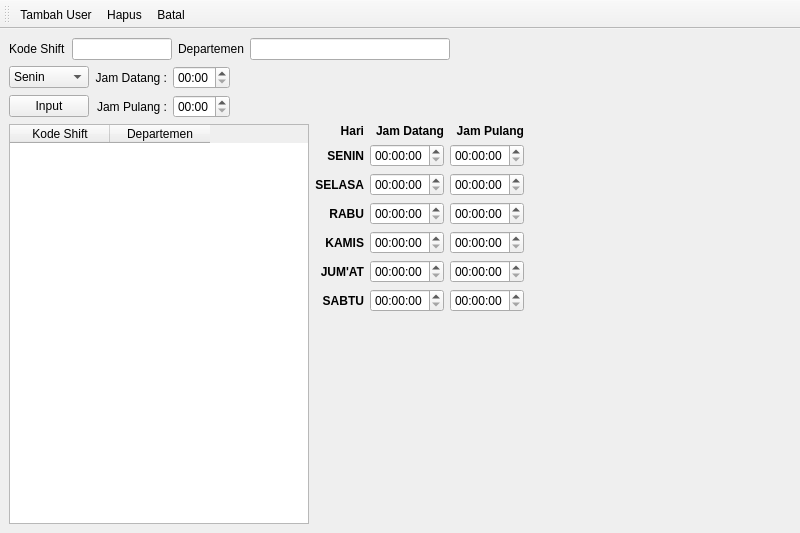
Above: raw_ui/menuShift.ui from candragati/absensi before the change. Below: the same form after it.
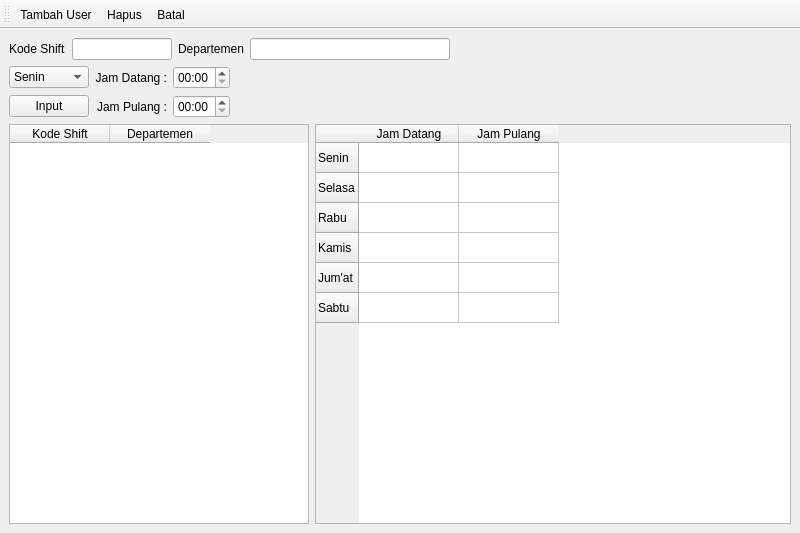
That is the form after the change. Icons and pictures are not drawn.

Commit message: gak jadi ganti ui

Patch:
```diff
--- a/raw_ui/menuShift.ui
+++ b/raw_ui/menuShift.ui
@@ -52,7 +52,7 @@
         </column>
        </widget>
       </item>
-      <item row="0" column="0" colspan="2">
+      <item row="0" column="0" colspan="3">
        <layout class="QGridLayout" name="gridLayout_3">
         <item row="0" column="0">
          <widget class="QLabel" name="label_2">
@@ -201,215 +201,49 @@
         </item>
        </layout>
       </item>
-      <item row="3" column="1">
-       <layout class="QGridLayout" name="gridLayout_5">
-        <item row="1" column="1">
-         <widget class="QTimeEdit" name="timeEdit"/>
-        </item>
-        <item row="2" column="2">
-         <widget class="QTimeEdit" name="timeEdit_8"/>
-        </item>
-        <item row="6" column="1">
-         <widget class="QTimeEdit" name="timeEdit_7"/>
-        </item>
-        <item row="1" column="2">
-         <widget class="QTimeEdit" name="timeEdit_2"/>
-        </item>
-        <item row="6" column="2">
-         <widget class="QTimeEdit" name="timeEdit_12"/>
-        </item>
-        <item row="5" column="1">
-         <widget class="QTimeEdit" name="timeEdit_6"/>
-        </item>
-        <item row="4" column="1">
-         <widget class="QTimeEdit" name="timeEdit_5"/>
-        </item>
-        <item row="5" column="2">
-         <widget class="QTimeEdit" name="timeEdit_11"/>
-        </item>
-        <item row="3" column="2">
-         <widget class="QTimeEdit" name="timeEdit_9"/>
-        </item>
-        <item row="4" column="2">
-         <widget class="QTimeEdit" name="timeEdit_10"/>
-        </item>
-        <item row="3" column="1">
-         <widget class="QTimeEdit" name="timeEdit_4"/>
-        </item>
-        <item row="2" column="1">
-         <widget class="QTimeEdit" name="timeEdit_3"/>
-        </item>
-        <item row="7" column="0">
-         <spacer name="verticalSpacer">
-          <property name="orientation">
-           <enum>Qt::Vertical</enum>
-          </property>
-          <property name="sizeHint" stdset="0">
-           <size>
-            <width>20</width>
-            <height>40</height>
-           </size>
-          </property>
-         </spacer>
-        </item>
-        <item row="0" column="1">
-         <widget class="QLabel" name="label_6">
-          <property name="font">
-           <font>
-            <weight>75</weight>
-            <bold>true</bold>
-           </font>
-          </property>
-          <property name="text">
-           <string>Jam Datang</string>
-          </property>
-          <property name="alignment">
-           <set>Qt::AlignRight|Qt::AlignTrailing|Qt::AlignVCenter</set>
-          </property>
-         </widget>
-        </item>
-        <item row="0" column="0">
-         <widget class="QLabel" name="label_5">
-          <property name="font">
-           <font>
-            <weight>75</weight>
-            <bold>true</bold>
-           </font>
-          </property>
-          <property name="text">
-           <string>Hari</string>
-          </property>
-          <property name="alignment">
-           <set>Qt::AlignRight|Qt::AlignTrailing|Qt::AlignVCenter</set>
-          </property>
-         </widget>
-        </item>
-        <item row="0" column="2">
-         <widget class="QLabel" name="label_7">
-          <property name="font">
-           <font>
-            <weight>75</weight>
-            <bold>true</bold>
-           </font>
-          </property>
-          <property name="text">
-           <string>Jam Pulang</string>
-          </property>
-          <property name="alignment">
-           <set>Qt::AlignRight|Qt::AlignTrailing|Qt::AlignVCenter</set>
-          </property>
-         </widget>
-        </item>
-        <item row="1" column="0">
-         <widget class="QLabel" name="label_8">
-          <property name="font">
-           <font>
-            <weight>75</weight>
-            <bold>true</bold>
-           </font>
-          </property>
-          <property name="text">
-           <string>SENIN</string>
-          </property>
-          <property name="alignment">
-           <set>Qt::AlignRight|Qt::AlignTrailing|Qt::AlignVCenter</set>
-          </property>
-         </widget>
-        </item>
-        <item row="2" column="0">
-         <widget class="QLabel" name="label_9">
-          <property name="font">
-           <font>
-            <weight>75</weight>
-            <bold>true</bold>
-           </font>
-          </property>
-          <property name="text">
-           <string>SELASA</string>
-          </property>
-          <property name="alignment">
-           <set>Qt::AlignRight|Qt::AlignTrailing|Qt::AlignVCenter</set>
-          </property>
-         </widget>
-        </item>
-        <item row="3" column="0">
-         <widget class="QLabel" name="label_10">
-          <property name="font">
-           <font>
-            <weight>75</weight>
-            <bold>true</bold>
-           </font>
-          </property>
-          <property name="text">
-           <string>RABU</string>
-          </property>
-          <property name="alignment">
-           <set>Qt::AlignRight|Qt::AlignTrailing|Qt::AlignVCenter</set>
-          </property>
-         </widget>
-        </item>
-        <item row="4" column="0">
-         <widget class="QLabel" name="label_11">
-          <property name="font">
-           <font>
-            <weight>75</weight>
-            <bold>true</bold>
-           </font>
-          </property>
-          <property name="text">
-           <string>KAMIS</string>
-          </property>
-          <property name="alignment">
-           <set>Qt::AlignRight|Qt::AlignTrailing|Qt::AlignVCenter</set>
-          </property>
-         </widget>
-        </item>
-        <item row="5" column="0">
-         <widget class="QLabel" name="label_12">
-          <property name="font">
-           <font>
-            <weight>75</weight>
-            <bold>true</bold>
-           </font>
-          </property>
-          <property name="text">
-           <string>JUM'AT</string>
-          </property>
-          <property name="alignment">
-           <set>Qt::AlignRight|Qt::AlignTrailing|Qt::AlignVCenter</set>
-          </property>
-         </widget>
-        </item>
-        <item row="6" column="0">
-         <widget class="QLabel" name="label_13">
-          <property name="font">
-           <font>
-            <weight>75</weight>
-            <bold>true</bold>
-           </font>
-          </property>
-          <property name="text">
-           <string>SABTU</string>
-          </property>
-          <property name="alignment">
-           <set>Qt::AlignRight|Qt::AlignTrailing|Qt::AlignVCenter</set>
-          </property>
-         </widget>
-        </item>
-        <item row="6" column="3">
-         <spacer name="horizontalSpacer_3">
-          <property name="orientation">
-           <enum>Qt::Horizontal</enum>
-          </property>
-          <property name="sizeHint" stdset="0">
-           <size>
-            <width>40</width>
-            <height>20</height>
-           </size>
-          </property>
-         </spacer>
-        </item>
-       </layout>
+      <item row="3" column="1" colspan="2">
+       <widget class="QTableWidget" name="tableWidget">
+        <row>
+         <property name="text">
+          <string>Senin</string>
+         </property>
+        </row>
+        <row>
+         <property name="text">
+          <string>Selasa</string>
+         </property>
+        </row>
+        <row>
+         <property name="text">
+          <string>Rabu</string>
+         </property>
+        </row>
+        <row>
+         <property name="text">
+          <string>Kamis</string>
+         </property>
+        </row>
+        <row>
+         <property name="text">
+          <string>Jum'at</string>
+         </property>
+        </row>
+        <row>
+         <property name="text">
+          <string>Sabtu</string>
+         </property>
+        </row>
+        <column>
+         <property name="text">
+          <string>Jam Datang</string>
+         </property>
+        </column>
+        <column>
+         <property name="text">
+          <string>Jam Pulang</string>
+         </property>
+        </column>
+       </widget>
       </item>
      </layout>
     </item>
```
The commit also changes 1 other file.
